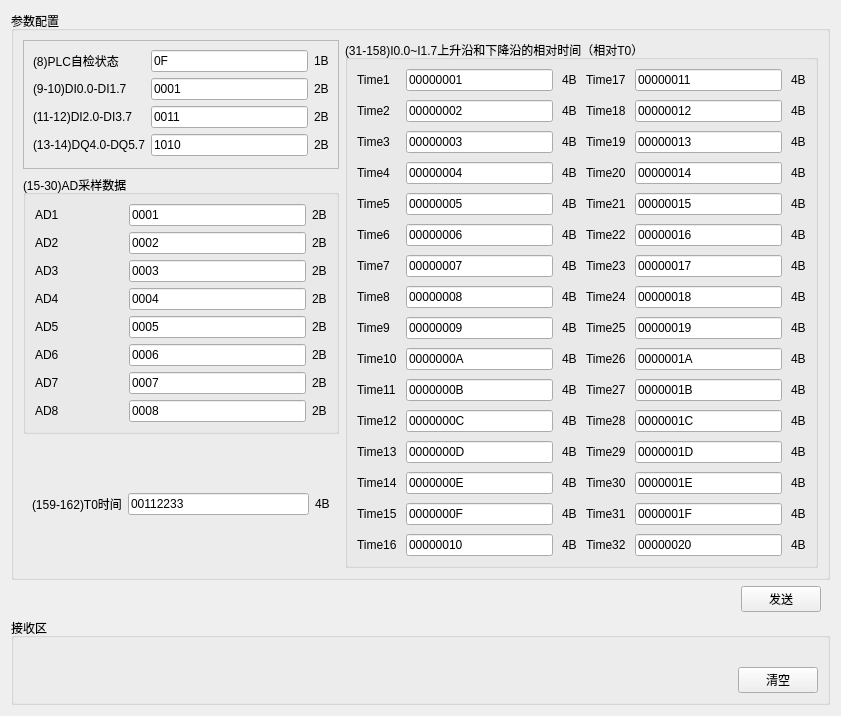
Above: src/plugins/CommunicationService/ttccombinationform.ui from XSoCY/ProtocolSimulator before the change. Below: the same form after it.
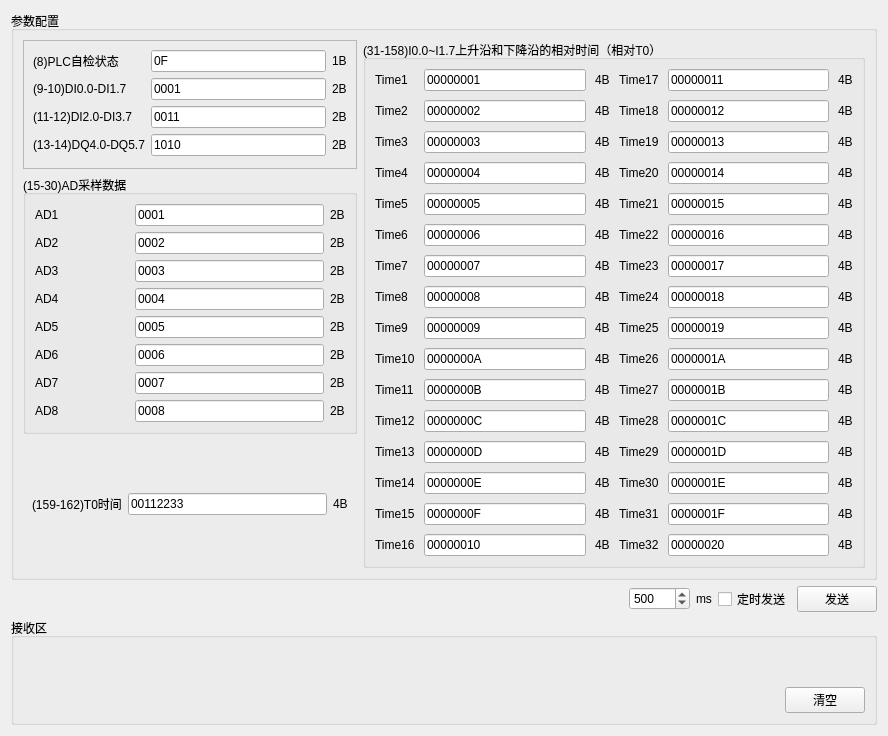
That is the form after the change.

Commit message: 增加自动发送功能

Patch:
```diff
--- a/src/plugins/CommunicationService/ttccombinationform.ui
+++ b/src/plugins/CommunicationService/ttccombinationform.ui
@@ -6,14 +6,14 @@
    <rect>
     <x>0</x>
     <y>0</y>
-    <width>841</width>
-    <height>706</height>
+    <width>888</width>
+    <height>736</height>
    </rect>
   </property>
   <property name="windowTitle">
    <string>Form</string>
   </property>
-  <layout class="QVBoxLayout" name="verticalLayout" stretch="3,0,1">
+  <layout class="QVBoxLayout" name="verticalLayout">
    <item>
     <widget class="QGroupBox" name="groupBox">
      <property name="title">
@@ -1034,9 +1034,6 @@
    </item>
    <item>
     <layout class="QHBoxLayout" name="horizontalLayout">
-     <property name="rightMargin">
-      <number>9</number>
-     </property>
      <item>
       <spacer name="horizontalSpacer">
        <property name="orientation">
@@ -1050,6 +1047,37 @@
        </property>
       </spacer>
      </item>
+     <item>
+      <layout class="QHBoxLayout" name="horizontalLayout_6">
+       <item>
+        <widget class="QSpinBox" name="spinBox">
+         <property name="minimum">
+          <number>20</number>
+         </property>
+         <property name="maximum">
+          <number>99999</number>
+         </property>
+         <property name="value">
+          <number>500</number>
+         </property>
+        </widget>
+       </item>
+       <item>
+        <widget class="QLabel" name="label_91">
+         <property name="text">
+          <string>ms</string>
+         </property>
+        </widget>
+       </item>
+       <item>
+        <widget class="QCheckBox" name="checkBox_send">
+         <property name="text">
+          <string>定时发送</string>
+         </property>
+        </widget>
+       </item>
+      </layout>
+     </item>
      <item>
       <widget class="QPushButton" name="pBtnSend">
        <property name="text">
```
The commit also changes 13 other files.
